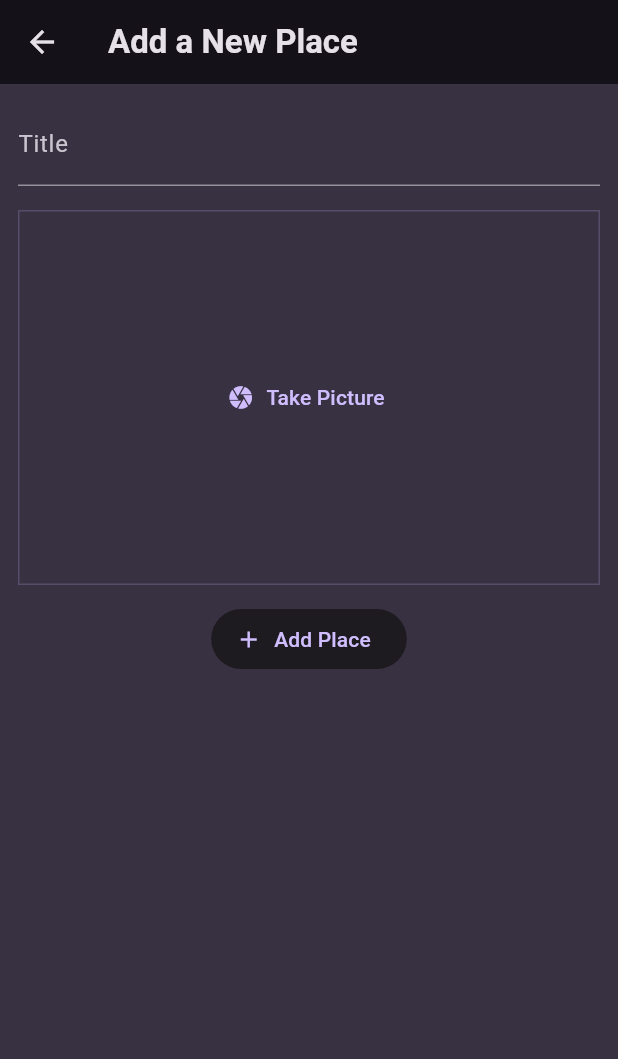
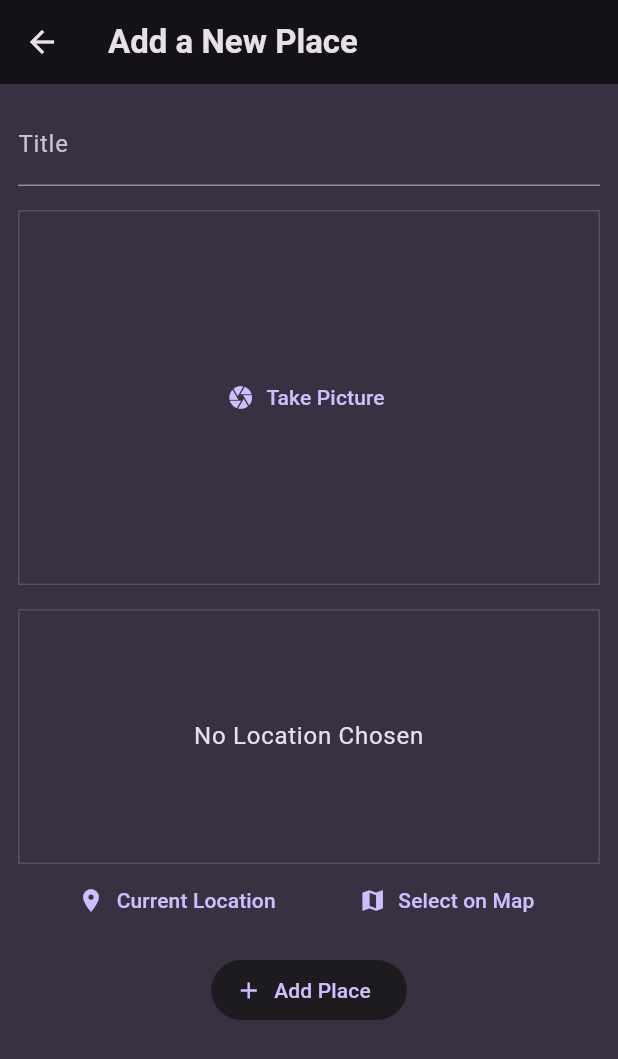
Before and after one commit to mjr2595/favorite-places, a Flutter app: the AddPlaceScreen screen opened directly, on a phone screen of 412 x 824 dp. Shown: the top 1059 px of the screen. Run offline on Flutter 3.47's test engine with Material 3 defaults, Android fonts, the phone set to English and light mode, and no system bars; our stand-ins replace flutter_riverpod, google_fonts, image_picker, location.

Commit message:
Add location input widget to AddPlaceScreen

```diff
--- a/lib/screens/add_place.dart
+++ b/lib/screens/add_place.dart
@@ -1,5 +1,6 @@
 import 'dart:io';
 
+import 'package:favorite_places/widgets/location_input.dart';
 import 'package:flutter/material.dart';
 import 'package:flutter_riverpod/flutter_riverpod.dart';
 
@@ -61,6 +62,8 @@ class _AddPlaceScreenState extends ConsumerState<AddPlaceScreen> {
               },
             ),
             const SizedBox(height: 16),
+            LocationInput(),
+            const SizedBox(height: 16),
             ElevatedButton.icon(
               onPressed: _savePlace,
               icon: const Icon(Icons.add),
--- /dev/null
+++ b/lib/widgets/location_input.dart
@@ -0,0 +1,98 @@
+import 'package:flutter/material.dart';
+import 'package:location/location.dart';
+
+class LocationInput extends StatefulWidget {
+  const LocationInput({super.key});
+
+  @override
+  State<LocationInput> createState() => _LocationInputState();
+}
+
+class _LocationInputState extends State<LocationInput> {
+  Location? _pickedLocation;
+  var _isGettingLocation = false;
+
+  void _getCurrentLocation() async {
+    Location location = Location();
+
+    bool serviceEnabled;
+    PermissionStatus permissionGranted;
+    LocationData locationData;
+
+    serviceEnabled = await location.serviceEnabled();
+    if (!serviceEnabled) {
+      serviceEnabled = await location.requestService();
+      if (!serviceEnabled) {
+        return;
+      }
+    }
+
+    permissionGranted = await location.hasPermission();
+    if (permissionGranted == PermissionStatus.denied) {
+      permissionGranted = await location.requestPermission();
+      if (permissionGranted != PermissionStatus.granted) {
+        return;
+      }
+    }
+
+    setState(() {
+      _isGettingLocation = true;
+    });
+
+    locationData = await location.getLocation();
+
+    setState(() {
+      _isGettingLocation = false;
+    });
+
+    print(locationData.latitude);
+    print(locationData.longitude);
+  }
+
+  @override
+  Widget build(BuildContext context) {
+    Widget previewContent = Text(
+      'No Location Chosen',
+      textAlign: TextAlign.center,
+      style: Theme.of(context)
+          .textTheme
+          .bodyLarge!
+          .copyWith(color: Theme.of(context).colorScheme.onBackground),
+    );
+    if (_isGettingLocation) {
+      previewContent = const CircularProgressIndicator();
+    }
+
+    return Column(
+      children: [
+        Container(
+          height: 170,
+          width: double.infinity,
+          alignment: Alignment.center,
+          decoration: BoxDecoration(
+            border: Border.all(
+              color: Theme.of(context).colorScheme.primary.withOpacity(0.2),
+              width: 1,
+            ),
+          ),
+          child: previewContent,
+        ),
+        Row(
+          mainAxisAlignment: MainAxisAlignment.spaceEvenly,
+          children: [
+            TextButton.icon(
+              icon: const Icon(Icons.location_on),
+              label: const Text('Current Location'),
+              onPressed: _getCurrentLocation,
+            ),
+            TextButton.icon(
+              icon: const Icon(Icons.map),
+              label: const Text('Select on Map'),
+              onPressed: () {},
+            ),
+          ],
+        ),
+      ],
+    );
+  }
+}
```
Also changed, not shown: 1 other file.
